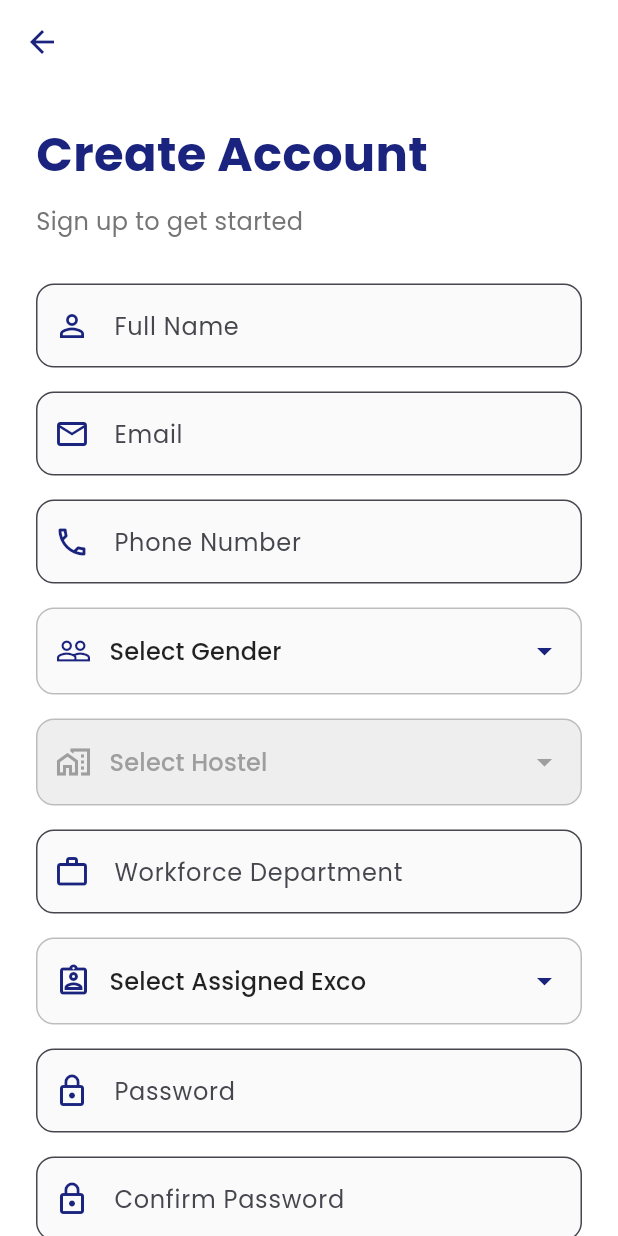
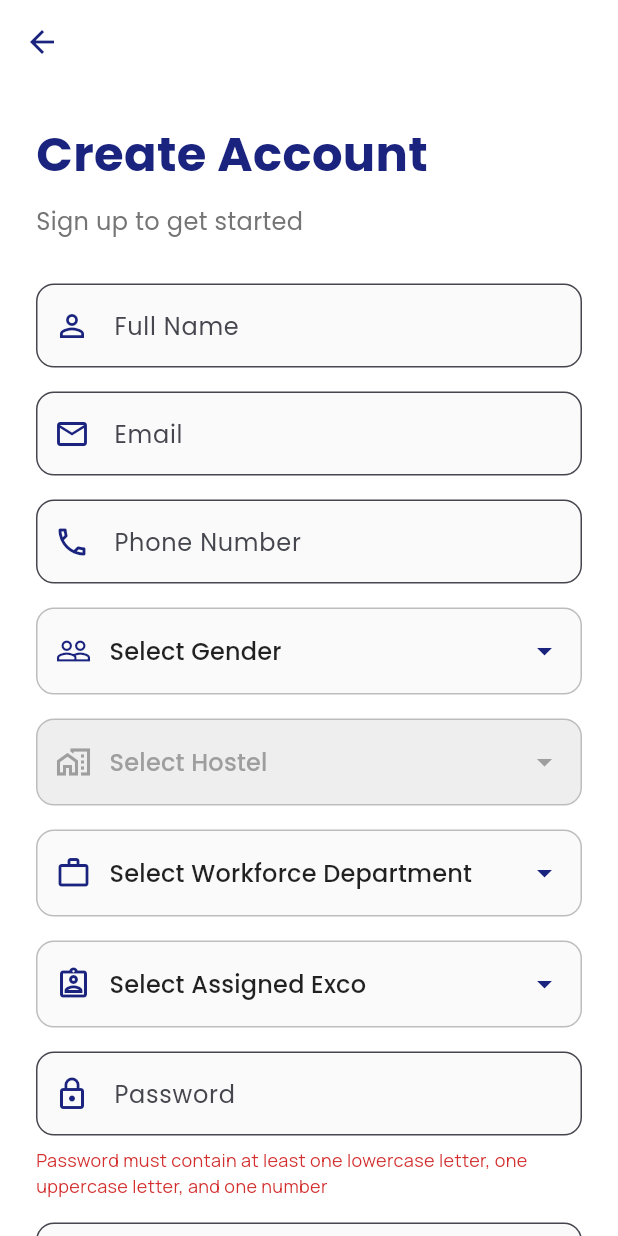
Before and after one commit to femi-tobi/workers-accountability, a Flutter app: the screen it shows after launch, after a tap on "Register", on a phone screen of 412 x 824 dp. Run offline on Flutter 3.47's test engine with Material 3 defaults, Android fonts, the light colour scheme and no system bars; drawn by our look-alikes of flutter_animate; our stand-ins replace google_fonts; accounts and stored records are empty; network calls fail.

Commit message:
feat: Implement user authentication, registration, and dashboard screens with a new authentication service and Android manifest configuration.

```diff
--- a/lib/screens/register_screen.dart
+++ b/lib/screens/register_screen.dart
@@ -25,23 +25,58 @@ class _RegisterScreenState extends State<RegisterScreen> {
   String? _selectedGender;
   String? _selectedHostel;
   String? _selectedExco;
+  String? _selectedDepartment;
 
   final _authService = AuthService();
   bool _isLoading = false;
 
   // Data
-  final List<String> _excos = [
-    'President',
-    'Vice President',
-    'General Secretary',
-    'Financial Secretary',
-    'Social Director',
-    'PRO',
-    'Welfare Director',
-    'Academic Director',
+  List<Map<String, String>> _excos = []; // Dynamic list of {label, value}
+  bool _isLoadingExcos = false;
+
+  final List<String> _genders = ['Male', 'Female'];
+
+  final List<String> _workforceDepartments = [
+    'Choir',
+    'Ushering',
+    'Technical',
+    'Media',
+    'Prayer',
+    'Evangelism',
+    'Welfare',
+    'Sanctuary',
+    'Protocol',
+    'Children',
+    'Drama',
+    'Instrumentals',
   ];
 
-  final List<String> _genders = ['Male', 'Female'];
+  final Map<String, String> _hostelBackendMap = {
+    'Peace Hostel': 'PEACE_hostel',
+    'Progress Hostel': 'PROGRESS_hostel',
+    'Purity Hostel': 'purity_hostel',
+    'Patience Hostel': 'patience_hostel',
+    'Peculiar Hostel': 'peculiar_hostel',
+    'Guest House': 'guest_house',
+  };
+
+  @override
+  void initState() {
+    super.initState();
+    _fetchExecutives();
+  }
+
+  Future<void> _fetchExecutives() async {
+    setState(() => _isLoadingExcos = true);
+    // Assuming _authService.getExecutives() now returns List<Map<String, String>>
+    final excos = await _authService.getExecutives();
+    if (mounted) {
+      setState(() {
+        _excos = excos;
+        _isLoadingExcos = false;
+      });
+    }
+  }
 
   List<String> get _availableHostels {
     if (_selectedGender == 'Male') {
@@ -73,14 +108,15 @@ class _RegisterScreenState extends State<RegisterScreen> {
 
     // Construct user data map matching API expectations
     final userData = {
-      'name': _nameController.text.trim(),
+      'fullName': _nameController.text.trim(),
       'email': _emailController.text.trim(),
-      'phone': _phoneController.text.trim(),
-      'gender': _selectedGender,
-      'hostel': _selectedHostel,
-      'department': _departmentController.text.trim(),
-      'exco_position': _selectedExco,
+      'phoneNumber': _phoneController.text.trim(),
+      'gender': _selectedGender?.toLowerCase(), // 'male', 'female'
+      'hostel': _hostelBackendMap[_selectedHostel], // Use backend value from map
+      'workforceDepartment': _selectedDepartment?.toLowerCase(),
+      'assignedExecutive': _selectedExco, // This is now the ID
       'password': _passwordController.text,
+      'confirmPassword': _passwordController.text,
     };
 
     final result = await _authService.register(userData);
@@ -187,24 +223,70 @@ class _RegisterScreenState extends State<RegisterScreen> {
             ),
             const SizedBox(height: 16),
 
-            _buildTextField(controller: _departmentController, label: 'Workforce Department', icon: Icons.work_outline),
-            const SizedBox(height: 16),
-
-            // Exco Dropdown
+            // Workforce Department Dropdown
             _buildDropdown(
-              value: _selectedExco,
-              hint: 'Select Assigned Exco',
-              icon: Icons.assignment_ind_outlined,
-              items: _excos,
+              value: _selectedDepartment,
+              hint: 'Select Workforce Department',
+              icon: Icons.work_outline,
+              items: _workforceDepartments,
               onChanged: (val) {
                 setState(() {
-                  _selectedExco = val;
+                  _selectedDepartment = val;
                 });
               },
             ),
             const SizedBox(height: 16),
 
+            // Exco Dropdown (Custom implementation for Map items)
+            Container(
+              padding: const EdgeInsets.symmetric(horizontal: 12, vertical: 4),
+              decoration: BoxDecoration(
+                color: _isLoadingExcos ? Colors.grey[200] : Colors.grey[50],
+                borderRadius: BorderRadius.circular(12),
+                border: Border.all(color: Colors.grey.shade400),
+              ),
+              child: DropdownButtonHideUnderline(
+                child: DropdownButton<String>(
+                  value: _selectedExco,
+                  hint: Row(
+                    children: [
+                      Icon(Icons.assignment_ind_outlined, color: !_isLoadingExcos ? const Color(0xFF1A237E) : Colors.grey),
+                      const SizedBox(width: 12),
+                      Text(
+                        _isLoadingExcos ? 'Loading roles...' : 'Select Assigned Exco',
+                        style: GoogleFonts.poppins(color: !_isLoadingExcos ? Colors.black87 : Colors.grey)
+                      ),
+                    ],
+                  ),
+                  isExpanded: true,
+                  icon: Icon(Icons.arrow_drop_down, color: !_isLoadingExcos ? const Color(0xFF1A237E) : Colors.grey),
+                  items: _excos.map((Map<String, String> item) {
+                    return DropdownMenuItem<String>(
+                      value: item['value'], // Use ID as value
+                      child: Text(
+                        item['label']!, // Show Name (Position)
+                        style: GoogleFonts.poppins(),
+                        overflow: TextOverflow.ellipsis,
+                      ),
+                    );
+                  }).toList(),
+                  onChanged: !_isLoadingExcos ? (val) {
+                    setState(() {
+                      _selectedExco = val;
+                    });
+                  } : null,
+                ),
+              ),
+            ).animate().fadeIn(duration: 400.ms).slideY(begin: 0.1, end: 0),
+
+            const SizedBox(height: 16),
+
             _buildTextField(controller: _passwordController, label: 'Password', icon: Icons.lock_outline, isPassword: true),
+            const SizedBox(height: 8),
+            Text(
+              'Password must contain at least one lowercase letter, one uppercase letter, and one number',
+              style: GoogleFonts.manrope(fontSize: 12, color: Colors.red[700]),
+            ).animate().fadeIn(delay: 600.ms),
             const SizedBox(height: 16),
             _buildTextField(controller: _confirmPasswordController, label: 'Confirm Password', icon: Icons.lock_outline, isPassword: true),
 
```
Also changed, not shown: lib/screens/dashboard_screen.dart (+52 -14 lines), lib/services/auth_service.dart (+122 -8 lines), assets/anchor.png (added), 1 other file.
